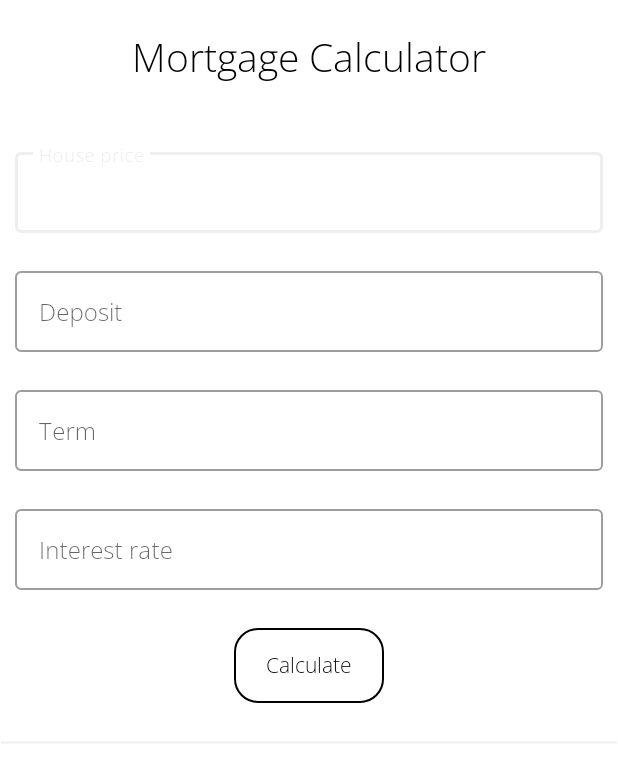
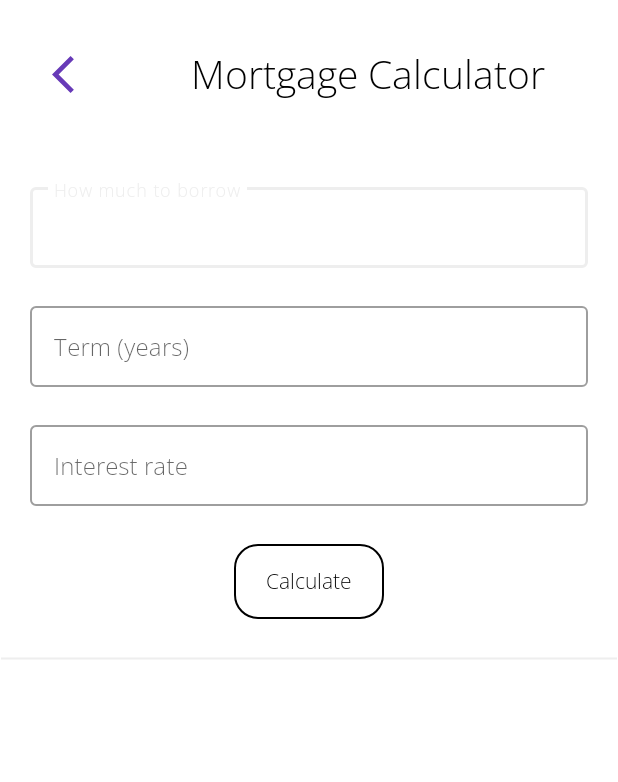
Before and after one commit to btcwojak/calculat, an Android app: the MortgageCalculator screen opened directly, with no data from a screen before it, on a phone screen of 412 x 824 dp. Shown: the top 782 px of the screen. Run offline under Robolectric (Android 15) with nearby library versions, the light colour scheme and no system bars; libraries missing offline, so code that uses them is left out: com.github.mikephil.charting; plain views replace LineChart.

Commit message:
Fixed graph in MortgageCalculator.kt and finalised

```diff
--- a/app/src/main/java/com/spudg/kalk/MortgageCalculator.kt
+++ b/app/src/main/java/com/spudg/kalk/MortgageCalculator.kt
@@ -1,9 +1,12 @@
 package com.spudg.kalk
 
+import android.content.Context
+import android.content.Intent
 import androidx.appcompat.app.AppCompatActivity
 import android.os.Bundle
 import android.util.Log
 import android.view.View
+import android.view.inputmethod.InputMethodManager
 import androidx.core.content.res.ResourcesCompat
 import com.github.mikephil.charting.charts.BarChart
 import com.github.mikephil.charting.charts.LineChart
@@ -29,20 +32,26 @@ class MortgageCalculator : AppCompatActivity() {
         val gbpFormatter: NumberFormat = DecimalFormat("£#,##0.00")
         val percentFormatter: NumberFormat = DecimalFormat("#,##0.00%")
 
+        bindingMortCalc.backToCalcListFromMortCalc.setOnClickListener {
+            val intent = Intent(this, MainActivity::class.java)
+            startActivity(intent)
+            finish()
+        }
+
         bindingMortCalc.calcResultsLayout.visibility = View.GONE
 
         bindingMortCalc.btnCalculate.setOnClickListener {
 
-            val housePrice = bindingMortCalc.etHousePrice.text.toString().toFloat()
-            val deposit = bindingMortCalc.etDeposit.text.toString().toFloat()
+            this.currentFocus?.let { view ->
+                val imm = getSystemService(Context.INPUT_METHOD_SERVICE) as? InputMethodManager
+                imm?.hideSoftInputFromWindow(view.windowToken, 0)
+            }
+
+            val borrowing = bindingMortCalc.etBorrowing.text.toString().toFloat()
             val term = bindingMortCalc.etTerm.text.toString().toFloat()
             val period = 12
             val interestRate = bindingMortCalc.etInterest.text.toString().toFloat()/100
 
-            val borrowing = housePrice - deposit
-
-            bindingMortCalc.housePrice.text = gbpFormatter.format(housePrice)
-            bindingMortCalc.deposit.text = gbpFormatter.format(deposit)
             bindingMortCalc.totalBorrowing.text = gbpFormatter.format(borrowing)
             bindingMortCalc.interestRate.text = percentFormatter.format(interestRate)
             bindingMortCalc.term.text = "${term.toInt()} years"
@@ -55,6 +64,11 @@ class MortgageCalculator : AppCompatActivity() {
             repeat ((term*period).toInt()) {
                 runningToRepay = runningToRepay + (runningToRepay*interestRate)/12 - monthlyPayment
                 monthlyLeftToPay.add(runningToRepay)
+            }
+
+            val length = monthlyLeftToPay.size
+            if (monthlyLeftToPay[length-1] != 0F) {
+                monthlyLeftToPay[length-1] = 0F
             }
 
             val yearlyLeftToPay: ArrayList<Float> = arrayListOf()
--- /dev/null
+++ b/app/src/main/res/drawable/back_btn.xml
@@ -0,0 +1,10 @@
+<vector xmlns:android="http://schemas.android.com/apk/res/android"
+    android:width="30dp"
+    android:height="30dp"
+    android:tint="#673AB7"
+    android:viewportWidth="24"
+    android:viewportHeight="24">
+    <path
+        android:fillColor="@android:color/white"
+        android:pathData="M11.67,3.87L9.9,2.1 0,12l9.9,9.9 1.77,-1.77L3.54,12z" />
+</vector>
--- /dev/null
+++ b/app/src/main/res/drawable/back_btn_padding.xml
@@ -0,0 +1,8 @@
+<layer-list xmlns:android="http://schemas.android.com/apk/res/android">
+    <item
+        android:bottom="15dp"
+        android:drawable="@drawable/back_btn"
+        android:left="15dp"
+        android:right="15dp"
+        android:top="15dp" />
+</layer-list>
--- a/app/src/main/res/layout/activity_mortgage_calculator.xml
+++ b/app/src/main/res/layout/activity_mortgage_calculator.xml
@@ -6,6 +6,25 @@
     android:layout_width="match_parent"
     android:layout_height="match_parent"
     tools:context=".MortgageCalculator">
+
+    <LinearLayout
+        android:layout_width="match_parent"
+        android:layout_height="wrap_content"
+        android:orientation="horizontal">
+
+        <ImageView
+            android:id="@+id/backToCalcListFromMortCalc"
+            android:layout_width="wrap_content"
+            android:layout_height="wrap_content"
+            android:layout_marginStart="20dp"
+            android:layout_marginTop="20dp"
+            android:layout_marginBottom="20dp"
+            android:background="@drawable/back_btn_padding"
+            android:contentDescription="Back"
+            android:foreground="?attr/selectableItemBackground"
+            app:layout_constraintBottom_toBottomOf="parent"
+            app:layout_constraintLeft_toLeftOf="parent"
+            app:layout_constraintTop_toTopOf="parent" />
 
     <TextView
         android:layout_width="match_parent"
@@ -17,7 +36,10 @@
         android:fontFamily="@font/open_sans_light"
         android:text="Mortgage Calculator"
         android:textSize="26sp"
-        android:gravity="center" />
+        android:gravity="center"
+        android:layout_gravity="center"/>
+
+    </LinearLayout>
 
     <ScrollView
         android:layout_width="match_parent"
@@ -30,41 +52,20 @@
             android:layout_height="wrap_content">
 
     <com.google.android.material.textfield.TextInputLayout
-        android:id="@+id/etLayoutHousePrice"
+        android:id="@+id/etBorrowingLayout"
         style="@style/Widget.MaterialComponents.TextInputLayout.OutlinedBox"
         android:layout_width="match_parent"
         android:layout_height="wrap_content"
-        android:layout_marginStart="10dp"
+        android:layout_marginStart="20dp"
         android:layout_marginTop="20dp"
-        android:layout_marginEnd="10dp">
+        android:layout_marginEnd="20dp">
 
         <com.google.android.material.textfield.TextInputEditText
-            android:id="@+id/etHousePrice"
+            android:id="@+id/etBorrowing"
             android:layout_width="match_parent"
             android:layout_height="match_parent"
             android:fontFamily="@font/open_sans_light"
-            android:hint="House price"
-            android:maxLength="10"
-            android:maxLines="1"
-            android:inputType="numberDecimal" />
-
-    </com.google.android.material.textfield.TextInputLayout>
-
-    <com.google.android.material.textfield.TextInputLayout
-        android:id="@+id/etDepositLayout"
-        style="@style/Widget.MaterialComponents.TextInputLayout.OutlinedBox"
-        android:layout_width="match_parent"
-        android:layout_height="wrap_content"
-        android:layout_marginStart="10dp"
-        android:layout_marginTop="20dp"
-        android:layout_marginEnd="10dp">
-
-        <com.google.android.material.textfield.TextInputEditText
-            android:id="@+id/etDeposit"
-            android:layout_width="match_parent"
-            android:layout_height="match_parent"
-            android:fontFamily="@font/open_sans_light"
-            android:hint="Deposit"
+            android:hint="How much to borrow"
             android:maxLength="10"
             android:maxLines="1"
             android:inputType="numberDecimal" />
@@ -76,16 +77,16 @@
         style="@style/Widget.MaterialComponents.TextInputLayout.OutlinedBox"
         android:layout_width="match_parent"
         android:layout_height="wrap_content"
-        android:layout_marginStart="10dp"
+        android:layout_marginStart="20dp"
         android:layout_marginTop="20dp"
-        android:layout_marginEnd="10dp">
+        android:layout_marginEnd="20dp">
 
         <com.google.android.material.textfield.TextInputEditText
             android:id="@+id/etTerm"
             android:layout_width="match_parent"
             android:layout_height="match_parent"
             android:fontFamily="@font/open_sans_light"
-            android:hint="Term"
+            android:hint="Term (years)"
             android:maxLength="5"
             android:maxLines="1"
             android:inputType="number" />
@@ -97,9 +98,9 @@
         style="@style/Widget.MaterialComponents.TextInputLayout.OutlinedBox"
         android:layout_width="match_parent"
         android:layout_height="wrap_content"
-        android:layout_marginStart="10dp"
+        android:layout_marginStart="20dp"
         android:layout_marginTop="20dp"
-        android:layout_marginEnd="10dp">
+        android:layout_marginEnd="20dp">
 
         <com.google.android.material.textfield.TextInputEditText
             android:id="@+id/etInterest"
@@ -140,46 +141,13 @@
                 android:layout_height="wrap_content"
                 android:orientation="vertical">
 
-                <TextView
-                    android:layout_width="wrap_content"
-                    android:layout_height="wrap_content"
-                    android:layout_gravity="center_horizontal"
-                    android:fontFamily="@font/open_sans_light"
-                    android:text="House price" />
-
-                <TextView
-                    android:id="@+id/housePrice"
-                    android:layout_width="wrap_content"
-                    android:layout_height="wrap_content"
-                    android:textSize="24sp"
-                    android:layout_gravity="center_horizontal"
-                    android:fontFamily="@font/open_sans_light"
-                    tools:text = "£500,000" />
-
-            <TextView
-                android:layout_width="wrap_content"
-                android:layout_height="wrap_content"
-                android:layout_marginTop="25dp"
-                android:layout_gravity="center_horizontal"
-                android:fontFamily="@font/open_sans_light"
-                android:text="Less deposit" />
-
-            <TextView
-                android:id="@+id/deposit"
-                android:layout_width="wrap_content"
-                android:layout_height="wrap_content"
-                android:textSize="24sp"
-                android:fontFamily="@font/open_sans_light"
-                android:layout_gravity="center_horizontal"
-                tools:text = "(£30,000)" />
-
             <TextView
                 android:layout_width="wrap_content"
                 android:layout_height="wrap_content"
                 android:layout_marginTop="25dp"
                 android:fontFamily="@font/open_sans_light"
                 android:layout_gravity="center_horizontal"
-                android:text="Total to borrow" />
+                android:text="Mortgage amount" />
 
             <TextView
                 android:id="@+id/totalBorrowing"
```
